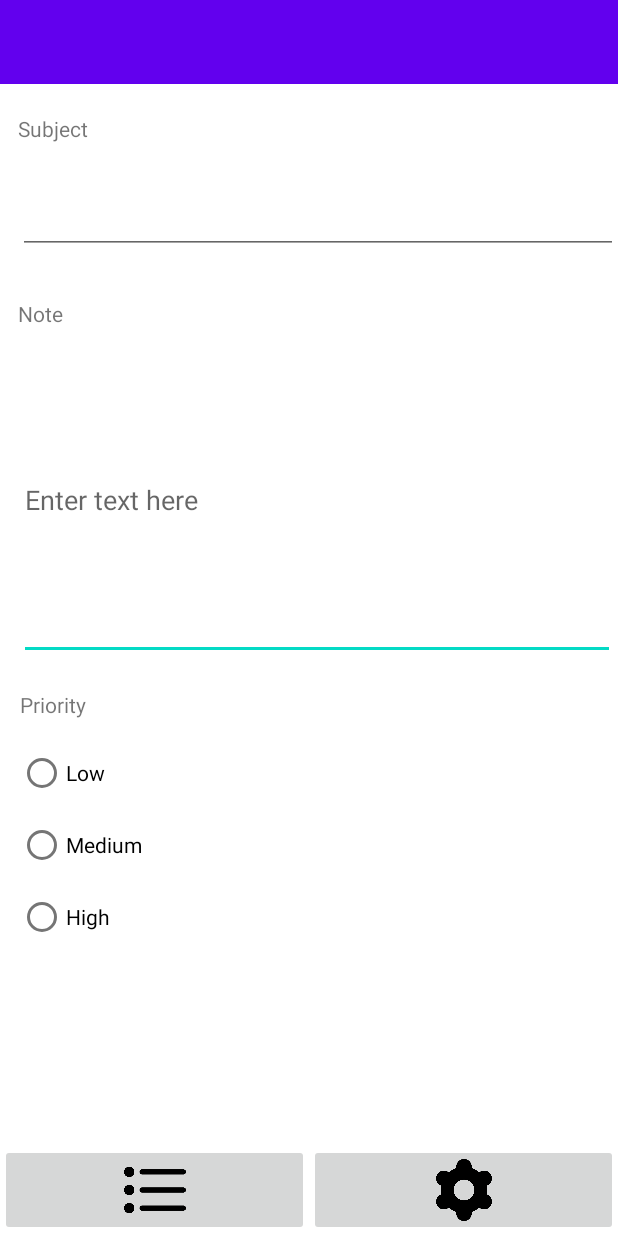
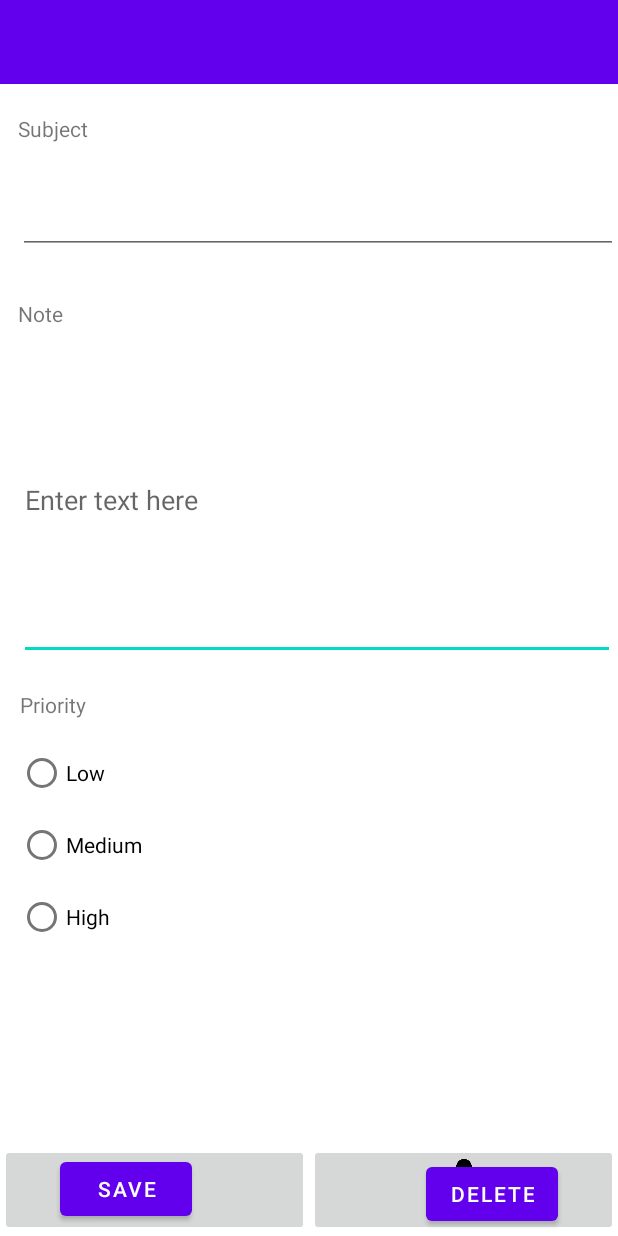
Before and after one commit to JayMelon/NoteAndListMemoApp, an Android app: the layout dialog_expand_note.xml on its own in the app's theme, with its tools: preview values and no code run, on a phone screen of 412 x 824 dp. Run offline under Robolectric (Android 15) with nearby library versions, the phone set to English and light mode, and no system bars.

Commit message:
Added Save and Delete buttons to dialog_expand_note.xml

```diff
--- a/app/src/main/res/layout/dialog_expand_note.xml
+++ b/app/src/main/res/layout/dialog_expand_note.xml
@@ -133,4 +133,31 @@
             app:srcCompat="@drawable/settings_icon" />
     </LinearLayout>
 
+    <androidx.constraintlayout.widget.ConstraintLayout
+        android:layout_width="match_parent"
+        android:layout_height="60dp"
+        app:layout_constraintBottom_toBottomOf="parent"
+        app:layout_constraintStart_toStartOf="parent">
+
+        <Button
+            android:id="@+id/noteDialog_Button_Save"
+            android:layout_width="wrap_content"
+            android:layout_height="wrap_content"
+            android:layout_marginStart="40dp"
+            android:layout_marginBottom="7dp"
+            android:text="@string/saveText"
+            app:layout_constraintBottom_toBottomOf="parent"
+            app:layout_constraintStart_toStartOf="parent" />
+
+        <Button
+            android:id="@+id/noteDialog_Button_Delete"
+            android:layout_width="wrap_content"
+            android:layout_height="wrap_content"
+            android:layout_marginEnd="40dp"
+            android:layout_marginBottom="4dp"
+            android:text="@string/deleteText"
+            app:layout_constraintBottom_toBottomOf="parent"
+            app:layout_constraintEnd_toEndOf="parent" />
+    </androidx.constraintlayout.widget.ConstraintLayout>
+
 </androidx.constraintlayout.widget.ConstraintLayout>
--- a/app/src/main/res/values/strings.xml
+++ b/app/src/main/res/values/strings.xml
@@ -13,4 +13,6 @@
     <string name="priorityMed">Medium</string>
     <string name="priorityLow">Low</string>
     <string name="note">Note</string>
+    <string name="deleteText">Delete</string>
+    <string name="saveText">Save</string>
 </resources>
```
Also changed, not shown: app/src/main/java/com/example/noteandlistmemoapp/ToolbarHelper.java (added).
